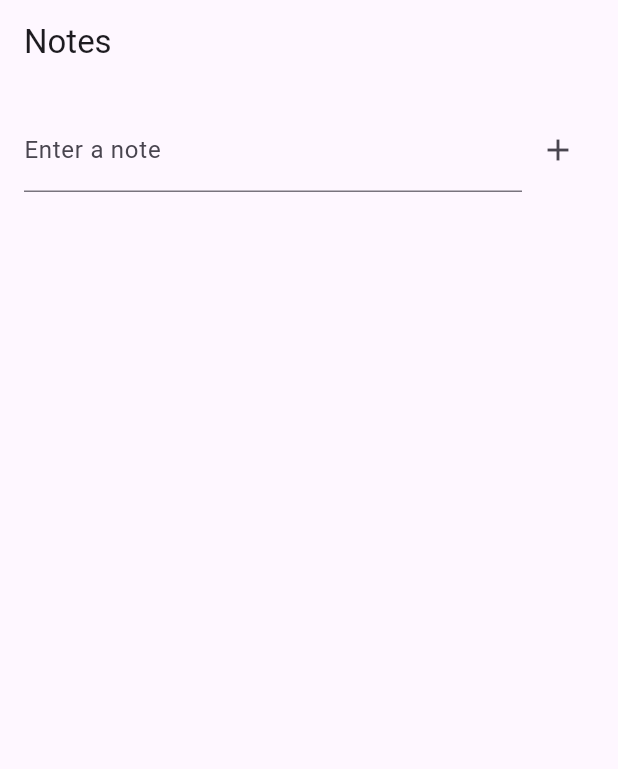
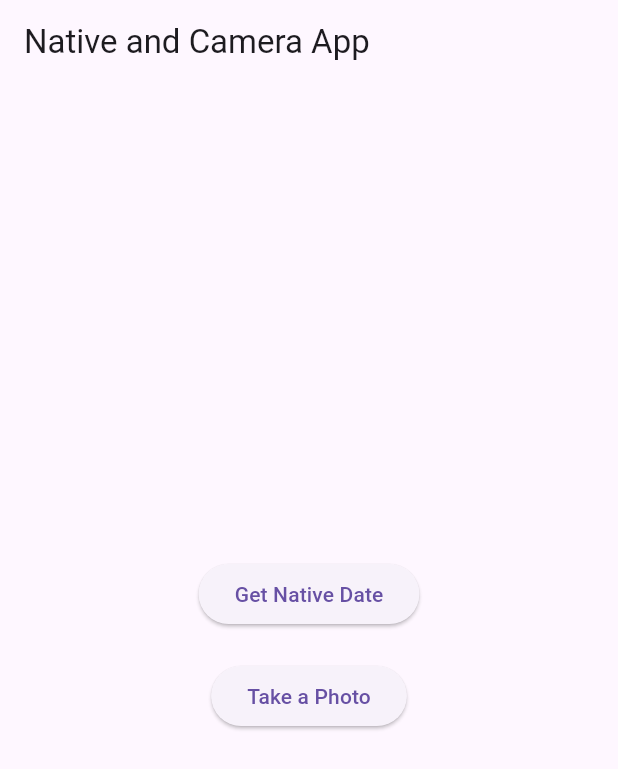
Before and after one commit to Poultergeist/Vladyslav-Lohatskiy-IPZ-33-Labs-11v, a Flutter app: the screen it shows after launch, on a phone screen of 412 x 824 dp. Shown: the top 769 px of the screen. Run offline on Flutter 3.47's test engine with Material 3 defaults, Android fonts, the phone set to English and light mode, and no system bars; our stand-ins replace image_picker.

Commit message:
Updated files for lab 14

```diff
--- a/lib/database_helper.dart
+++ /dev/null
@@ -1,55 +0,0 @@
-import 'package:path/path.dart';
-import 'package:sqflite/sqflite.dart';
-
-class DatabaseHelper {
-  static final DatabaseHelper instance = DatabaseHelper._init();
-  static Database? _database;
-
-  DatabaseHelper._init();
-
-  Future<Database> get database async {
-    if (_database != null) return _database!;
-    _database = await _initDB('notes.db');
-    return _database!;
-  }
-
-  Future<Database> _initDB(String filePath) async {
-    final dbPath = await getDatabasesPath();
-    final path = join(dbPath, filePath);
-
-    return await openDatabase(path, version: 1, onCreate: _createDB);
-  }
-
-  Future<void> _createDB(Database db, int version) async {
-    await db.execute('''
-      CREATE TABLE notes (
-        id INTEGER PRIMARY KEY AUTOINCREMENT,
-        text TEXT NOT NULL,
-        created_at TEXT NOT NULL
-      )
-    ''');
-  }
-
-  Future<int> insertNote(String text) async {
-    final db = await instance.database;
-    return await db.insert('notes', {
-      'text': text,
-      'created_at': DateTime.now().toIso8601String(),
-    });
-  }
-
-  Future<int> deleteNoteById(int id) async {
-    final db = await instance.database;
-    return await db.delete('notes', where: 'id = ?', whereArgs: [id]);
-  }
-
-  Future<List<Map<String, dynamic>>> getNotes() async {
-    final db = await instance.database;
-    return await db.query('notes', orderBy: 'id DESC');
-  }
-
-  Future<void> close() async {
-    final db = await instance.database;
-    db.close();
-  }
-}
--- a/lib/main.dart
+++ b/lib/main.dart
@@ -1,22 +1,112 @@
 import 'package:flutter/material.dart';
-import 'screens/home_screen.dart';
+import 'package:image_picker/image_picker.dart';
+import 'dart:io';
+import 'dart:async';
+import 'package:flutter/services.dart';
 
 void main() {
-  runApp(const NotesApp());
+  runApp(const MyApp());
 }
 
-class NotesApp extends StatelessWidget {
-  const NotesApp({super.key});
+class MyApp extends StatelessWidget {
+  const MyApp({Key? key}) : super(key: key);
 
   @override
   Widget build(BuildContext context) {
     return MaterialApp(
-      debugShowCheckedModeBanner: false,
-      title: 'Notes App',
-      theme: ThemeData(
-        primarySwatch: Colors.blue,
-      ),
-      home: const HomeScreen(),
+      home: NativeCameraApp(),
     );
   }
 }
+
+class NativeCameraApp extends StatefulWidget {
+  @override
+  _NativeCameraAppState createState() => _NativeCameraAppState();
+}
+
+class _NativeCameraAppState extends State<NativeCameraApp> {
+  static const platform = MethodChannel('com.example/native_code');
+  File? _image;
+
+  Future<void> _getNativeTime(BuildContext context) async {
+    try {
+      final String nativeDate = await platform.invokeMethod('getNativeDate');
+      _showTimeDialog(context, nativeDate);
+    } on PlatformException catch (e) {
+      _showTimeDialog(context, "Error: ${e.message}");
+    }
+  }
+
+  void _showTimeDialog(BuildContext context, String time) {
+    showDialog(
+      context: context,
+      builder: (context) => TimeDialog(time: time),
+    );
+  }
+
+  Future<void> _pickImage() async {
+    final picker = ImagePicker();
+    final pickedFile = await picker.pickImage(source: ImageSource.camera);
+
+    if (pickedFile != null) {
+      setState(() {
+        _image = File(pickedFile.path);
+      });
+    }
+  }
+
+  @override
+  Widget build(BuildContext context) {
+    return Scaffold(
+      appBar: AppBar(
+        title: const Text("Native and Camera App"),
+      ),
+      body: Center(
+        child: Column(
+          mainAxisAlignment: MainAxisAlignment.center,
+          children: [
+            ElevatedButton(
+              onPressed: () => _getNativeTime(context),
+              child: const Text("Get Native Date"),
+            ),
+            const SizedBox(height: 20),
+            ElevatedButton(
+              onPressed: _pickImage,
+              child: const Text("Take a Photo"),
+            ),
+            const SizedBox(height: 20),
+            if (_image != null)
+              Image.file(
+                _image!,
+                height: 300,
+                width: 300,
+                fit: BoxFit.cover,
+              ),
+          ],
+        ),
+      ),
+    );
+  }
+}
+
+class TimeDialog extends StatelessWidget {
+  final String time;
+
+  const TimeDialog({super.key, required this.time});
+
+  @override
+  Widget build(BuildContext context) {
+    return AlertDialog(
+      title: const Text('Current Date'),
+      content: Text(time),
+      actions: <Widget>[
+        TextButton(
+          onPressed: () {
+            Navigator.of(context).pop();
+          },
+          child: const Text('OK'),
+        ),
+      ],
+    );
+  }
+}
--- a/lib/screens/home_screen.dart
+++ /dev/null
@@ -1,79 +0,0 @@
-import 'package:flutter/material.dart';
-import '../database_helper.dart';
-import '../widgets/note_form.dart';
-
-class HomeScreen extends StatefulWidget {
-  const HomeScreen({super.key});
-
-  @override
-  State<HomeScreen> createState() => _HomeScreenState();
-}
-
-class _HomeScreenState extends State<HomeScreen> {
-  List<Map<String, dynamic>> notes = [];
-
-  @override
-  void initState() {
-    super.initState();
-    _loadNotes();
-  }
-
-  Future<void> _loadNotes() async {
-    final data = await DatabaseHelper.instance.getNotes();
-    setState(() {
-      notes = data.map((note) {
-        return {
-          ...note,
-          'created_at': _formatDate(note['created_at']),
-        };
-      }).toList();
-    });
-  }
-
-
-  String _formatDate(String isoDate) {
-    final dateTime = DateTime.parse(isoDate);
-    return '${dateTime.month.toString().padLeft(2, '0')}-${dateTime.day.toString().padLeft(2, '0')}-${dateTime.year} ${dateTime.hour.toString().padLeft(2, '0')}:${dateTime.minute.toString().padLeft(2, '0')}';
-  }
-
-  Future<void> _addNote(String text) async {
-    await DatabaseHelper.instance.insertNote(text);
-    _loadNotes();
-  }
-
-  Future<void> _deleteNoteById(int id) async {
-    await DatabaseHelper.instance.deleteNoteById(id);
-    _loadNotes();
-  }
-
-  @override
-  Widget build(BuildContext context) {
-    return Scaffold(
-      appBar: AppBar(
-        title: const Text('Notes'),
-      ),
-      body: Column(
-        children: [
-          NoteForm(onSubmit: _addNote),
-          Expanded(
-            child: ListView.builder(
-              itemCount: notes.length,
-              itemBuilder: (context, index) {
-                final note = notes[index];
-                return ListTile(
-                  title: Text(note['text']),
-                  subtitle: Text(note['created_at']),
-                  trailing: IconButton(
-                    icon: const Icon(Icons.delete, color: Colors.red),
-                    onPressed: () => _deleteNoteById(note['id']),
-                  ),
-                );
-
-              },
-            ),
-          ),
-        ],
-      ),
-    );
-  }
-}
--- a/lib/widgets/note_form.dart
+++ /dev/null
@@ -1,54 +0,0 @@
-import 'package:flutter/material.dart';
-
-class NoteForm extends StatefulWidget {
-  final Function(String) onSubmit;
-
-  const NoteForm({super.key, required this.onSubmit});
-
-  @override
-  State<NoteForm> createState() => _NoteFormState();
-}
-
-class _NoteFormState extends State<NoteForm> {
-  final _formKey = GlobalKey<FormState>();
-  final _controller = TextEditingController();
-
-  void _submit() {
-    if (_formKey.currentState!.validate()) {
-      widget.onSubmit(_controller.text);
-      _controller.clear();
-    }
-  }
-
-  @override
-  Widget build(BuildContext context) {
-    return Padding(
-      padding: const EdgeInsets.all(16.0),
-      child: Form(
-        key: _formKey,
-        child: Row(
-          children: [
-            Expanded(
-              child: TextFormField(
-                controller: _controller,
-                decoration: const InputDecoration(
-                  labelText: 'Enter a note',
-                ),
-                validator: (value) {
-                  if (value == null || value.trim().isEmpty) {
-                    return 'Note cannot be empty';
-                  }
-                  return null;
-                },
-              ),
-            ),
-            IconButton(
-              icon: const Icon(Icons.add),
-              onPressed: _submit,
-            ),
-          ],
-        ),
-      ),
-    );
-  }
-}
--- a/pubspec.yaml
+++ b/pubspec.yaml
@@ -30,8 +30,7 @@ environment:
 dependencies:
   flutter:
     sdk: flutter
-  sqflite: ^2.4.1
-  intl: ^0.18.0
+  image_picker: ^0.8.7+5
 
   # The following adds the Cupertino Icons font to your application.
   # Use with the CupertinoIcons class for iOS style icons.
```
Also changed, not shown: pubspec.lock, 8 other files.
